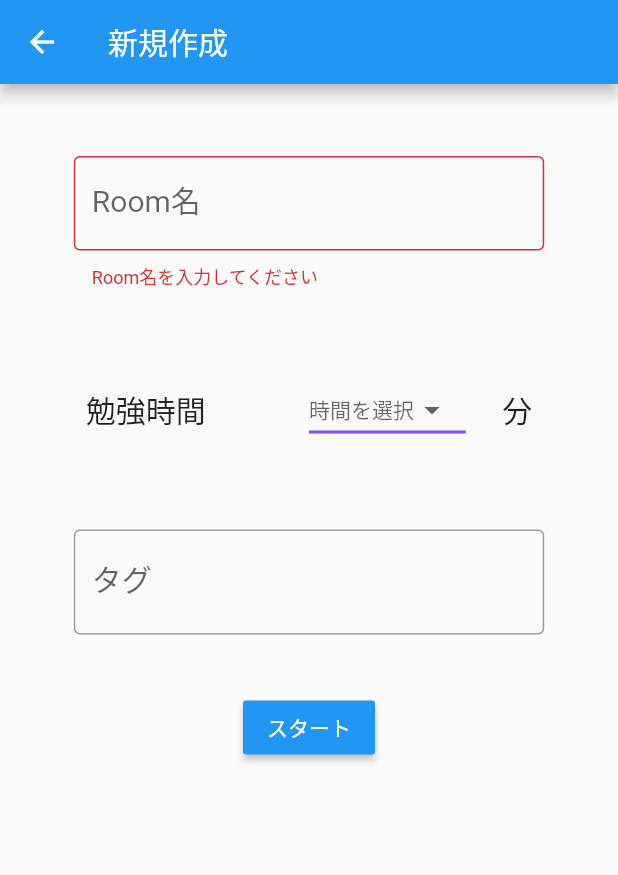
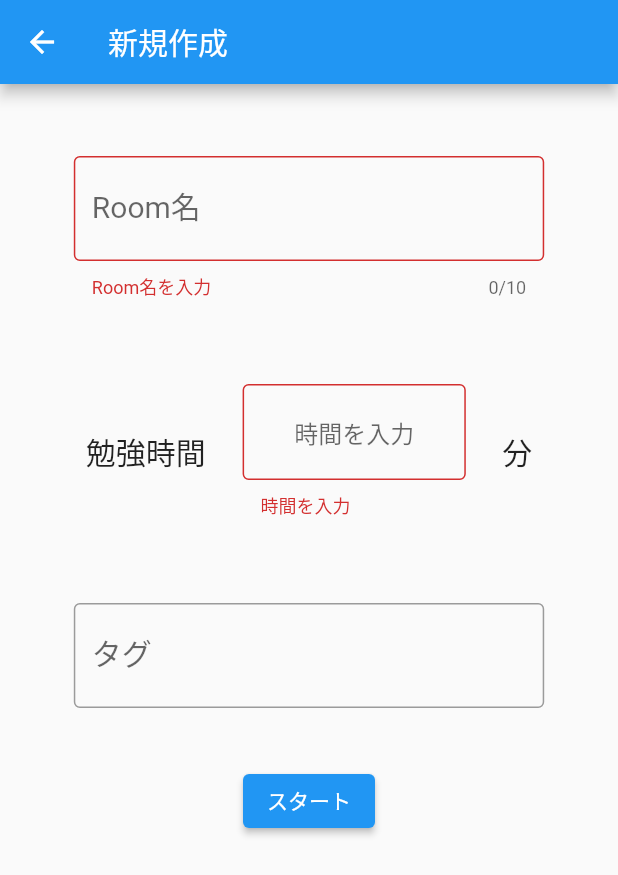
Before and after one commit to Ray-010/mokumoku, a Flutter app: the AddStudyRoomPage screen opened directly, after a tap on "スタート", on a phone screen of 412 x 824 dp. Shown: the top 875 px of the screen. Run offline on Flutter 3.47's test engine with Material 2 defaults, Android fonts, the phone set to English and light mode, and no system bars.

Commit message:
AddStudyRoomPage

```diff
--- a/lib/pages/study_rooms/add_study_room.dart
+++ b/lib/pages/study_rooms/add_study_room.dart
@@ -34,17 +34,18 @@ class _AddStudyRoomPageState extends State<AddStudyRoomPage> {
                   width: MediaQuery.of(context).size.width * 0.8,
                   child: TextFormField(
                     // controller: titleController,
+                    maxLength: 10, // ここでRoom名の最大文字数決定
                     style: TextStyle(
                       fontSize: 20,
                     ),
                     decoration: InputDecoration(
                       labelText: "Room名",
-                      // hintText: "Some Hint",
+                      hintText: "例：勉強会",
                       border: OutlineInputBorder(),
                     ),
                     validator: (value) {
                       if (value == null || value.isEmpty) {
-                        return 'Room名を入力してください';
+                        return 'Room名を入力';
                       }
                       return null;
                     },
@@ -59,21 +60,57 @@ class _AddStudyRoomPageState extends State<AddStudyRoomPage> {
                     width: MediaQuery.of(context).size.width * 0.8,
                     child: Row(children: [
                       Expanded(
-                        flex: 3, // 1 要素分の横幅
+                        flex: 2, // 2 要素分の横幅
                         child: Container(
                           padding: const EdgeInsets.only(
                             left: 8.0,
                           ),
-                          // color: Colors.red,
                           child: Text(
                             '勉強時間',
                             style: TextStyle(
                               fontSize: 20,
                             ),
                           ),
-                          // height: 60,
                         ),
                       ),
+
+                      Expanded(
+                        flex: 3, // 3 要素分の横幅
+                        child: Container(
+                          padding: const EdgeInsets.only(
+                            left: 8.0,
+                          ),
+                          // color: Colors.red,
+                          child: TextFormField(
+                            textAlign: TextAlign.center,
+                            // controller: timeController, <- これで時間を取得
+                            style: TextStyle(
+                              fontSize: 20,
+                            ),
+                            decoration: InputDecoration(
+                              hintText: "時間を入力",
+                              hintStyle: TextStyle(
+                                fontSize: 16,
+                              ),
+                              border: OutlineInputBorder(),
+                            ),
+                            validator: (value) {
+                              // マイナスが入ってきたときのエラーがまだ未実装
+                              if (value == null || value.isEmpty) {
+                                return '時間を入力';
+                              } else if (int.tryParse(value) == null) {
+                                return '数値を入力';
+                              } else if (int.parse(value.toString()) <= 0){
+                                return '1以上の数を入力';
+                              }
+                              return null;
+                            },
+                          ),
+                        ),
+                      ),
+
+                      /* ドロップダウンボタンを使った場合にやりたいこと
+                      ⇒ 時間を選択しなかったときにエラーを出したい・選んだ値を取得する
                       Expanded(
                         flex: 2, // 2 要素分の横幅
                         child: DropdownButton<String>(
@@ -109,8 +146,10 @@ class _AddStudyRoomPageState extends State<AddStudyRoomPage> {
                               .toList(),
                         ),
                       ),
+                       */
+
                       Expanded(
-                        flex: 1, // 3 要素分の横幅
+                        flex: 1, // 1 要素分の横幅
                         child: Container(
                           padding: const EdgeInsets.only(
                             right: 8.0,
@@ -122,20 +161,21 @@ class _AddStudyRoomPageState extends State<AddStudyRoomPage> {
                               fontSize: 20,
                             ),
                           ),
-                          // color: Colors.green,
-                          // height: 60,
                         ),
                       ),
                     ],
                     ),
                   ),
                 ),
+
+
                 Padding(
                   padding: const EdgeInsets.only(
                     top: 40.0,
                   ),
                 ),
                 Container(
+                  // タグはドロップダウンとかで選択？？
                   padding: const EdgeInsets.all(8.0),
                   width: MediaQuery.of(context).size.width * 0.8,
                   child: TextFormField(
@@ -143,10 +183,9 @@ class _AddStudyRoomPageState extends State<AddStudyRoomPage> {
                       fontSize: 20,
                       height: 1.5,
                     ),
-                    // controller: detailController,
+                    // controller: tagController, <- これでタグを取得
                     decoration: InputDecoration(
                       labelText: "タグ",
-                      // hintText: "Some Hint",
                       border: OutlineInputBorder(),
                     ),
                   ),
@@ -158,8 +197,11 @@ class _AddStudyRoomPageState extends State<AddStudyRoomPage> {
                   child: Container(
                     width: MediaQuery.of(context).size.width * 0.8,
                     alignment: Alignment.center,
-                    child: RaisedButton(
-                      color: Theme.of(context).primaryColor,
+                    child: ElevatedButton(
+                      style: ElevatedButton.styleFrom(
+                        primary: Colors.blue,
+                        onPrimary: Colors.white,
+                      ),
                       onPressed: () async{
 
                         // ここのSnackBar要らないかも
@@ -167,7 +209,7 @@ class _AddStudyRoomPageState extends State<AddStudyRoomPage> {
                           ScaffoldMessenger.of(context).showSnackBar(
                             const SnackBar(content: Text('Roomを追加しました')),
                           );
-                          // メモ追加の処理
+                          // Room追加の処理
                           // await addMemo();
 
                           // 作った部屋に自動的に移動する
```
